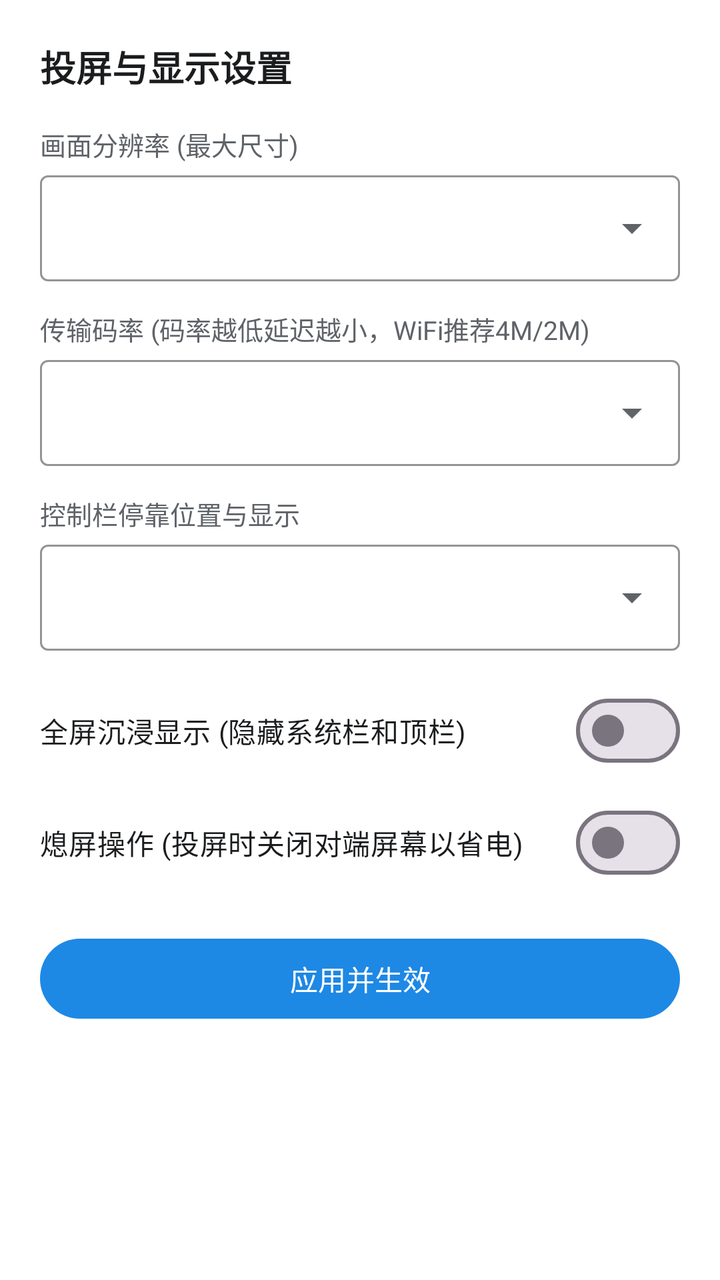
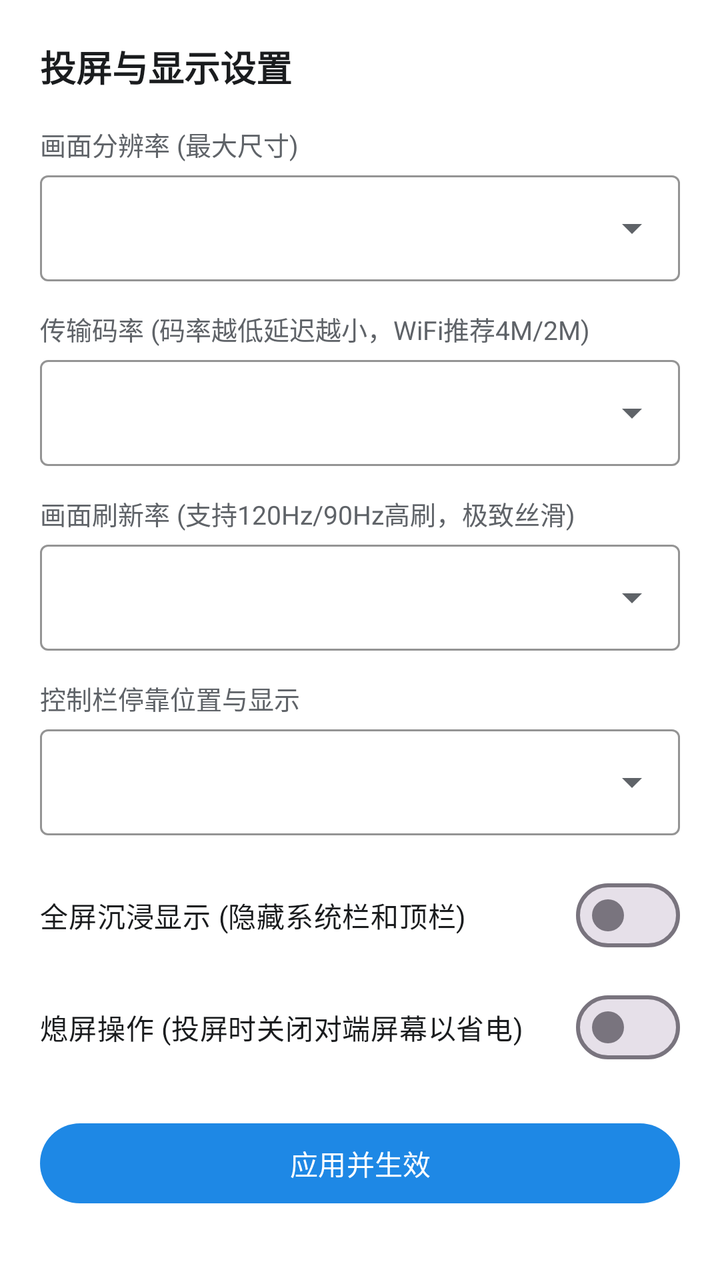

Screens rendered from an Android XML layout before and after an edit, with the pre-edit source and the edit as a unified diff.
<!-- AndroidManifest.xml: application theme Theme.ADBToolbox -->
<!-- res/layout/dialog_scrcpy_settings.xml -->
<?xml version="1.0" encoding="utf-8"?>
<ScrollView xmlns:android="http://schemas.android.com/apk/res/android"
    xmlns:app="http://schemas.android.com/apk/res-auto"
    android:layout_width="match_parent"
    android:layout_height="wrap_content"
    android:background="@color/surface"
    android:padding="20dp">

    <LinearLayout
        android:layout_width="match_parent"
        android:layout_height="wrap_content"
        android:orientation="vertical">

        <TextView
            android:layout_width="wrap_content"
            android:layout_height="wrap_content"
            android:text="投屏与显示设置"
            android:textColor="@color/text_primary"
            android:textSize="18sp"
            android:textStyle="bold" />

        
        <TextView
            android:layout_width="wrap_content"
            android:layout_height="wrap_content"
            android:layout_marginTop="16dp"
            android:text="画面分辨率 (最大尺寸)"
            android:textColor="@color/text_secondary"
            android:textSize="13sp" />

        <com.google.android.material.textfield.TextInputLayout
            android:id="@+id/layoutResolution"
            style="@style/Widget.Material3.TextInputLayout.OutlinedBox.ExposedDropdownMenu"
            android:layout_width="match_parent"
            android:layout_height="wrap_content"
            android:layout_marginTop="6dp"
            app:boxStrokeColor="@color/primary"
            app:endIconTint="@color/text_secondary"
            app:hintEnabled="false">

            <com.google.android.material.textfield.MaterialAutoCompleteTextView
                android:id="@+id/actvResolution"
                android:layout_width="match_parent"
                android:layout_height="wrap_content"
                android:ellipsize="end"
                android:gravity="center_vertical"
                android:inputType="none"
                android:singleLine="true"
                android:textColor="@color/text_primary"
                android:textSize="14sp" />
        </com.google.android.material.textfield.TextInputLayout>

        
        <TextView
            android:layout_width="wrap_content"
            android:layout_height="wrap_content"
            android:layout_marginTop="14dp"
            android:text="传输码率 (码率越低延迟越小，WiFi推荐4M/2M)"
            android:textColor="@color/text_secondary"
            android:textSize="13sp" />

        <com.google.android.material.textfield.TextInputLayout
            android:id="@+id/layoutBitrate"
            style="@style/Widget.Material3.TextInputLayout.OutlinedBox.ExposedDropdownMenu"
            android:layout_width="match_parent"
            android:layout_height="wrap_content"
            android:layout_marginTop="6dp"
            app:boxStrokeColor="@color/primary"
            app:endIconTint="@color/text_secondary"
            app:hintEnabled="false">

            <com.google.android.material.textfield.MaterialAutoCompleteTextView
                android:id="@+id/actvBitrate"
                android:layout_width="match_parent"
                android:layout_height="wrap_content"
                android:ellipsize="end"
                android:gravity="center_vertical"
                android:inputType="none"
                android:singleLine="true"
                android:textColor="@color/text_primary"
                android:textSize="14sp" />
        </com.google.android.material.textfield.TextInputLayout>

        
        <TextView
            android:layout_width="wrap_content"
            android:layout_height="wrap_content"
            android:layout_marginTop="14dp"
            android:text="控制栏停靠位置与显示"
            android:textColor="@color/text_secondary"
            android:textSize="13sp" />

        <com.google.android.material.textfield.TextInputLayout
            android:id="@+id/layoutNavPosition"
            style="@style/Widget.Material3.TextInputLayout.OutlinedBox.ExposedDropdownMenu"
            android:layout_width="match_parent"
            android:layout_height="wrap_content"
            android:layout_marginTop="6dp"
            app:boxStrokeColor="@color/primary"
            app:endIconTint="@color/text_secondary"
            app:hintEnabled="false">

            <com.google.android.material.textfield.MaterialAutoCompleteTextView
                android:id="@+id/actvNavPosition"
                android:layout_width="match_parent"
                android:layout_height="wrap_content"
                android:ellipsize="end"
                android:gravity="center_vertical"
                android:inputType="none"
                android:singleLine="true"
                android:textColor="@color/text_primary"
                android:textSize="14sp" />
        </com.google.android.material.textfield.TextInputLayout>

        
        <com.google.android.material.materialswitch.MaterialSwitch
            android:id="@+id/switchFullscreen"
            android:layout_width="match_parent"
            android:layout_height="wrap_content"
            android:layout_marginTop="16dp"
            android:text="全屏沉浸显示 (隐藏系统栏和顶栏)"
            android:textColor="@color/text_primary" />

        <com.google.android.material.materialswitch.MaterialSwitch
            android:id="@+id/switchScreenOff"
            android:layout_width="match_parent"
            android:layout_height="wrap_content"
            android:layout_marginTop="8dp"
            android:text="熄屏操作 (投屏时关闭对端屏幕以省电)"
            android:textColor="@color/text_primary" />

        <com.google.android.material.button.MaterialButton
            android:id="@+id/btnApplySettings"
            android:layout_width="match_parent"
            android:layout_height="wrap_content"
            android:layout_marginTop="20dp"
            android:text="应用并生效"
            android:textColor="@color/on_primary"
            app:backgroundTint="@color/primary" />

    </LinearLayout>

</ScrollView>
<!-- resources referenced by this layout -->
<resources>
  <color name="on_primary">#FFFFFF</color>
  <color name="primary">#1E88E5</color>
  <color name="surface">#FFFFFF</color>
  <color name="text_primary">#1A1C1E</color>
  <color name="text_secondary">#5F6368</color>
  <style name="Theme.ADBToolbox" parent="Theme.Material3.DayNight.NoActionBar">
          <item name="colorPrimary">@color/primary</item>
          <item name="colorOnPrimary">#FFFFFF</item>
          <item name="colorPrimaryContainer">@color/primary_container</item>
          <item name="colorOnPrimaryContainer">@color/on_primary_container</item>
          <item name="colorSecondary">@color/accent</item>
          <item name="colorSurface">@color/surface</item>
          <item name="colorOnSurface">@color/text_primary</item>
          <item name="android:statusBarColor">@color/surface</item>
          <item name="android:windowLightStatusBar">true</item>
          <item name="android:colorBackground">@color/background</item>
      </style>
  <color name="primary_container">#E3F2FD</color>
  <color name="on_primary_container">#0D47A1</color>
  <color name="accent">#00ACC1</color>
  <color name="background">#F8F9FA</color>
</resources>

<!-- the commit's change to res/layout/dialog_scrcpy_settings.xml (unified diff, before → after) -->
@@ -86,6 +86,37 @@
             android:layout_width="wrap_content"
             android:layout_height="wrap_content"
             android:layout_marginTop="14dp"
+            android:text="画面刷新率 (支持120Hz/90Hz高刷，极致丝滑)"
+            android:textColor="@color/text_secondary"
+            android:textSize="13sp" />
+
+        <com.google.android.material.textfield.TextInputLayout
+            android:id="@+id/layoutFps"
+            style="@style/Widget.Material3.TextInputLayout.OutlinedBox.ExposedDropdownMenu"
+            android:layout_width="match_parent"
+            android:layout_height="wrap_content"
+            android:layout_marginTop="6dp"
+            app:boxStrokeColor="@color/primary"
+            app:endIconTint="@color/text_secondary"
+            app:hintEnabled="false">
+
+            <com.google.android.material.textfield.MaterialAutoCompleteTextView
+                android:id="@+id/actvFps"
+                android:layout_width="match_parent"
+                android:layout_height="wrap_content"
+                android:ellipsize="end"
+                android:gravity="center_vertical"
+                android:inputType="none"
+                android:singleLine="true"
+                android:textColor="@color/text_primary"
+                android:textSize="14sp" />
+        </com.google.android.material.textfield.TextInputLayout>
+
+        
+        <TextView
+            android:layout_width="wrap_content"
+            android:layout_height="wrap_content"
+            android:layout_marginTop="14dp"
             android:text="控制栏停靠位置与显示"
             android:textColor="@color/text_secondary"
             android:textSize="13sp" />
